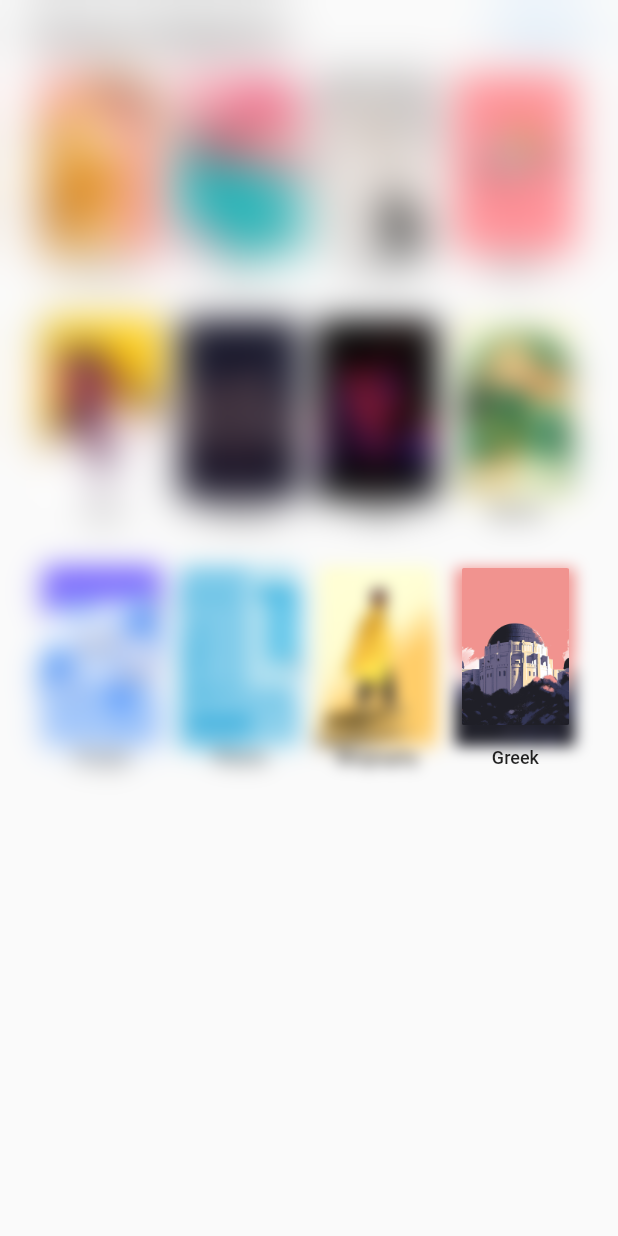
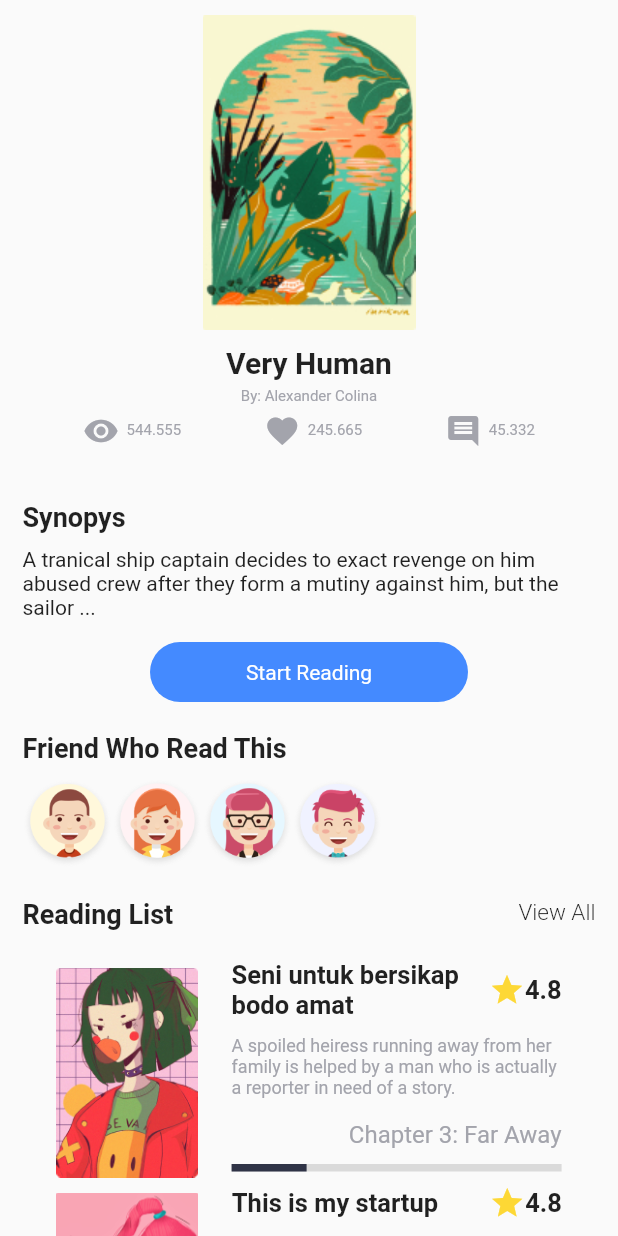
Before and after one commit to ayatmaulana/flutter-reading-app, a Flutter app: the screen it shows after launch, on a phone screen of 412 x 824 dp. Run offline on Flutter 3.47's test engine with Material 2 defaults, Android fonts, the phone set to English and light mode, and no system bars.

Commit message:
Detail page

```diff
--- a/lib/main.dart
+++ b/lib/main.dart
@@ -1,4 +1,5 @@
 import 'package:flutter/material.dart';
+import 'package:flutter_reading_app/ui/detail.dart';
 import 'package:flutter_reading_app/ui/home.dart';
 
 void main() => runApp(MyApp());
@@ -11,7 +12,7 @@ class MyApp extends StatelessWidget {
       theme: ThemeData(
         primarySwatch: Colors.blue,
       ),
-      home: Home(),
+      home: Detail(),
     );
   }
 }
--- /dev/null
+++ b/lib/ui/detail.dart
@@ -0,0 +1,279 @@
+import 'package:flutter/material.dart';
+
+class Detail extends StatefulWidget {
+  @override
+  _DetailState createState() => _DetailState();
+}
+
+class _DetailState extends State<Detail> {
+  @override
+  Widget build(BuildContext context) {
+    return Scaffold(
+      body: SafeArea(
+        bottom: false,
+        child: SingleChildScrollView(
+          child: Center(
+            child: Column(
+              mainAxisAlignment: MainAxisAlignment.center,
+              children: <Widget>[
+                SizedBox(
+                  height: 10,
+                ),
+                Image.asset('assets/images/image_8.png'),
+                SizedBox(
+                  height: 10,
+                ),
+                Text(
+                  'Very Human',
+                  style: TextStyle(fontSize: 20, fontWeight: FontWeight.bold),
+                ),
+                SizedBox(
+                  height: 5,
+                ),
+                Text('By: Alexander Colina',
+                    style: TextStyle(fontSize: 10, color: Color(0xFFA3A4AC))),
+                SizedBox(
+                  height: 5,
+                ),
+                Row(
+                  mainAxisAlignment: MainAxisAlignment.spaceEvenly,
+                  children: <Widget>[
+                    _buildDetailInfo(
+                        icon: Icons.remove_red_eye, text: '544.555'),
+                    _buildDetailInfo(icon: Icons.favorite, text: '245.665'),
+                    _buildDetailInfo(icon: Icons.comment, text: '45.332'),
+                  ],
+                ),
+                SizedBox(
+                  height: 20,
+                ),
+                Padding(
+                  padding: const EdgeInsets.all(15),
+                  child: Container(
+                      child: Column(
+                    crossAxisAlignment: CrossAxisAlignment.start,
+                    children: <Widget>[
+                      Text(
+                        'Synopys',
+                        style: TextStyle(
+                            fontWeight: FontWeight.bold, fontSize: 18),
+                      ),
+                      SizedBox(
+                        height: 10,
+                      ),
+                      Text(
+                          'A tranical ship captain decides to exact revenge on him abused crew after they form a mutiny against him, but the sailor ...')
+                    ],
+                  )),
+                ),
+                Padding(
+                  padding: const EdgeInsets.only(left: 100, right: 100),
+                  child: new InkWell(
+                    onTap: () => print('hello'),
+                    child: new Container(
+                      // width: 200.0,
+                      height: 40.0,
+                      decoration: new BoxDecoration(
+                        color: Colors.blueAccent,
+                        borderRadius: new BorderRadius.circular(40.0),
+                      ),
+                      child: new Center(
+                        child: new Text(
+                          'Start Reading',
+                          style: new TextStyle(
+                              fontSize: 14.0, color: Colors.white),
+                        ),
+                      ),
+                    ),
+                  ),
+                ),
+                SizedBox(
+                  height: 20,
+                ),
+                Padding(
+                  padding: const EdgeInsets.only(left: 15),
+                  child: Container(
+                      child: Column(
+                    crossAxisAlignment: CrossAxisAlignment.start,
+                    children: <Widget>[
+                      Text(
+                        'Friend Who Read This',
+                        style: TextStyle(
+                            fontWeight: FontWeight.bold, fontSize: 18),
+                      ),
+                      SizedBox(
+                        height: 10,
+                      ),
+                      Row(
+                        children: <Widget>[
+                          Image.asset(
+                            'assets/images/friends/friend_1.png',
+                            width: 60,
+                            height: 60,
+                          ),
+                          Image.asset(
+                            'assets/images/friends/friend_2.png',
+                            width: 60,
+                            height: 60,
+                          ),
+                          Image.asset(
+                            'assets/images/friends/friend_3.png',
+                            width: 60,
+                            height: 60,
+                          ),
+                          Image.asset(
+                            'assets/images/friends/friend_4.png',
+                            width: 60,
+                            height: 60,
+                          )
+                        ],
+                      )
+                    ],
+                  )),
+                ),
+                SizedBox(
+                  height: 20,
+                ),
+                Padding(
+                  padding: const EdgeInsets.only(left: 15, right: 15),
+                  child: Container(
+                      child: Column(
+                    children: <Widget>[
+                      Row(
+                        crossAxisAlignment: CrossAxisAlignment.start,
+                        mainAxisAlignment: MainAxisAlignment.spaceBetween,
+                        children: <Widget>[
+                          Text(
+                            'Reading List',
+                            style: TextStyle(
+                                fontWeight: FontWeight.bold, fontSize: 18),
+                          ),
+                          Text(
+                            'View All',
+                            style: TextStyle(
+                                fontWeight: FontWeight.w300, fontSize: 15),
+                          ),
+                        ],
+                      ),
+                      SizedBox(
+                        height: 20,
+                      ),
+                      _buildDetailedList(imageAsset: 'assets/images/details/detail_1.png', progress: 50.0, title: 'Seni untuk bersikap bodo amat'),
+                      _buildDetailedList(imageAsset: 'assets/images/image_2.png', progress: 150.0, title: 'This is my startup'),
+                      _buildDetailedList(imageAsset: 'assets/images/image_3.png', progress: 10.0, title: 'Startup pedia'),
+                      _buildDetailedList(imageAsset: 'assets/images/image_5.png', progress: 250.0, title: '10 cara menahan kencing'),
+                      // _buildDetailedList(),
+                    ],
+                  )),
+                ),
+              ],
+            ),
+          ),
+        ),
+      ),
+    );
+  }
+
+  Container _buildDetailedList({String imageAsset, double progress, String title}) {
+    return Container(
+      child: Row(
+        mainAxisAlignment: MainAxisAlignment.spaceEvenly,
+        children: <Widget>[
+          Image.asset(
+            imageAsset,
+            height: 140,
+          ),
+          Container(
+            constraints: BoxConstraints(
+                maxHeight: 150.0,
+                maxWidth: 220.0,
+                minWidth: 180.0,
+                minHeight: 150.0),
+            // decoration: BoxDecoration(color: Colors.red),
+            child: Column(
+              children: <Widget>[
+                Row(
+                  mainAxisAlignment: MainAxisAlignment.spaceBetween,
+                  mainAxisSize: MainAxisSize.max,
+                  children: <Widget>[
+                    Expanded(
+                      child: Text(
+                        title,
+                        style:
+                            TextStyle(fontWeight: FontWeight.bold, fontSize: 17),
+                      ),
+                    ),
+                    Row(
+                      children: <Widget>[
+                        Icon(
+                          Icons.star,
+                          color: Colors.yellow[600],
+                        ),
+                        Text(
+                          '4.8',
+                          style: TextStyle(
+                              fontWeight: FontWeight.bold, fontSize: 17),
+                        ),
+                      ],
+                    ),
+                  ],
+                ),
+                SizedBox(
+                  height: 10,
+                ),
+                Text(
+                  'A spoiled heiress running away from her family is helped by a man who is actually a reporter in need of a story.',
+                  style: TextStyle(fontSize: 12, color: Color(0xFFA3A4AC)),
+                ),
+                SizedBox(
+                  height: 15,
+                ),
+                Align(
+                  alignment: Alignment.centerRight,
+                  child: Text(
+                    'Chapter 3: Far Away',
+                    style: TextStyle(
+                      fontSize: 16,
+                      color: Color(0xFFA3A4AC)
+                    ),
+                  ),
+                ),
+                SizedBox(
+                  height: 10,
+                ),
+                Container(
+                    child: Stack(
+                  children: <Widget>[
+                    Container(
+                      // alignment: Alignment.center,
+                      width: 1000,
+                      height: 5,
+                      color: Color(0xFFDADADA),
+                    ),
+                    Container(
+                      width: progress,
+                      height: 5,
+                      color: Color(0xFF2F3346),
+                    )
+                  ],
+                ))
+              ],
+            ),
+          )
+        ],
+      ),
+    );
+  }
+
+  Container _buildDetailInfo({IconData icon, String text}) {
+    return Container(
+      child: Row(children: <Widget>[
+        Icon(icon, color: Color(0xFFA3A4AC)),
+        SizedBox(
+          width: 5,
+        ),
+        Text(text, style: TextStyle(fontSize: 10, color: Color(0xFFA3A4AC)))
+      ]),
+    );
+  }
+}
--- a/lib/ui/home.dart
+++ b/lib/ui/home.dart
@@ -7,26 +7,26 @@ class Home extends StatefulWidget {
 }
 
 class _HomeState extends State<Home> {
-  List<String> _dataCategories = [
-    'Romance',
-    'Girly',
-    'Fashion',
-    'Games',
-    'Sad',
-    'Fantasy',
-    'Thriler',
-    'Nature',
-    'People',
-    'Places',
-    'Biography',
-    'Greek'
-  ];
+  // List<String> _dataCategories = [
+  //   'Romance',
+  //   'Girly',
+  //   'Fashion',
+  //   'Games',
+  //   'Sad',
+  //   'Fantasy',
+  //   'Thriler',
+  //   'Nature',
+  //   'People',
+  //   'Places',
+  //   'Biography',
+  //   'Greek'
+  // ];
 
   @override
   Widget build(BuildContext context) {
-    final size = MediaQuery.of(context).size;
-    final double itemHeight = (size.height - kToolbarHeight - 24) / 2;
-    final double itemWidth = size.width / 2;
+    // final size = MediaQuery.of(context).size;
+    // final double itemHeight = (size.height - kToolbarHeight - 24) / 2;
+    // final double itemWidth = size.width / 2;
 
     return Scaffold(
         body: SafeArea(
@@ -38,16 +38,16 @@ class _HomeState extends State<Home> {
           child: Row(
             mainAxisAlignment: MainAxisAlignment.spaceBetween,
             children: <Widget>[
-                    Text('Choose Categories',
+              Text(
+                'Choose Categories',
                 style: TextStyle(
                   fontWeight: FontWeight.bold,
                   fontSize: 20,
                 ),
               ),
-                    Text('5 Selected',
-                      style: TextStyle(
-                        color: Colors.blue
-                      ),
+              Text(
+                '5 Selected',
+                style: TextStyle(color: Colors.blue),
               )
             ],
           ),
@@ -55,65 +55,35 @@ class _HomeState extends State<Home> {
         Padding(
           padding: const EdgeInsets.all(8.0),
           child: Container(
-                  height: 800,
-                  child: GridView.count(
-          crossAxisCount: 4,
-          childAspectRatio: (itemWidth / itemHeight),
-          crossAxisSpacing: 1.0,
-          padding: const EdgeInsets.only(left: 15, right: 15),
-          children: List.generate(12, (index) {
-            String text = _dataCategories[index];
-            ++index;
-            return GestureDetector(
+            // decoration: BoxDecoration(color: Colors.red),
+
+            child: Column(
+              children: <Widget>[
+                Container(
                   child: Stack(
                     children: <Widget>[
-                  Positioned(
-                    top: 10,
-                    left: 5,
-                    child: Container(
-                      width: 80,
-                      child: Stack(
-                        children: <Widget>[
-                          Image.asset('assets/images/image_$index.png'),
-                          Container(
-                            child: BackdropFilter(
-                              filter: ImageFilter.blur(sigmaX: 5, sigmaY: 5),
-                              child: Container(
-                                color: Colors.black.withOpacity(0),
+                      Image.asset(
+                        'assets/images/image_5.png',
+                        fit: BoxFit.fitWidth,
+                      ),
+                      // Container(
+                      //   child: BackdropFilter(
+                      //     filter: ImageFilter.blur(sigmaX: 5, sigmaY: 5),
+                      //     child: Container(
+                      //       color: Colors.black.withOpacity(0),
+                      //     ),
+                      //   ),
+                      // )
+                    ],
+                  ),
+                ),
+                Text('Movie',
+                    style: TextStyle(fontWeight: FontWeight.w500, fontSize: 15))
+              ],
             ),
           ),
         )
       ],
-                      ),
-                    ),
-                  ),
-                  Center(
-                    child: Container(
-                        padding: const EdgeInsets.all(10),
-                        child: Column(
-                          children: <Widget>[
-                            Image.asset('assets/images/image_$index.png'),
-                            SizedBox(
-                              height: 15,
-                            ),
-                            Text(
-                              text,
-                              style: TextStyle(
-                                  fontSize: 12, fontWeight: FontWeight.w500),
-                            )
-                          ],
-                        )),
-                  ),
-                ],
-              ),
-            );
-          })
-        ),
-                ),
-              )
-            ],
-          )
-      )
-    );
+    )));
   }
 }
--- a/pubspec.yaml
+++ b/pubspec.yaml
@@ -54,6 +54,12 @@ flutter:
    - assets/images/image_10.png
    - assets/images/image_11.png
    - assets/images/image_12.png
+   - assets/images/friends/friend_1.png
+   - assets/images/friends/friend_2.png
+   - assets/images/friends/friend_3.png
+   - assets/images/friends/friend_4.png
+   - assets/images/details/detail_1.png
+   - assets/images/details/detail_2.png
   #  - images/a_dot_ham.jpeg
 
   # An image asset can refer to one or more resolution-specific "variants", see
```
Also changed, not shown: assets/images/details/detail_1.png (added), assets/images/details/detail_2.png (added), assets/images/friends/friend_1.png (added), assets/images/friends/friend_2.png (added), assets/images/friends/friend_3.png (added), assets/images/friends/friend_4.png (added). Lines whose indentation alone changed are shown as unchanged.
